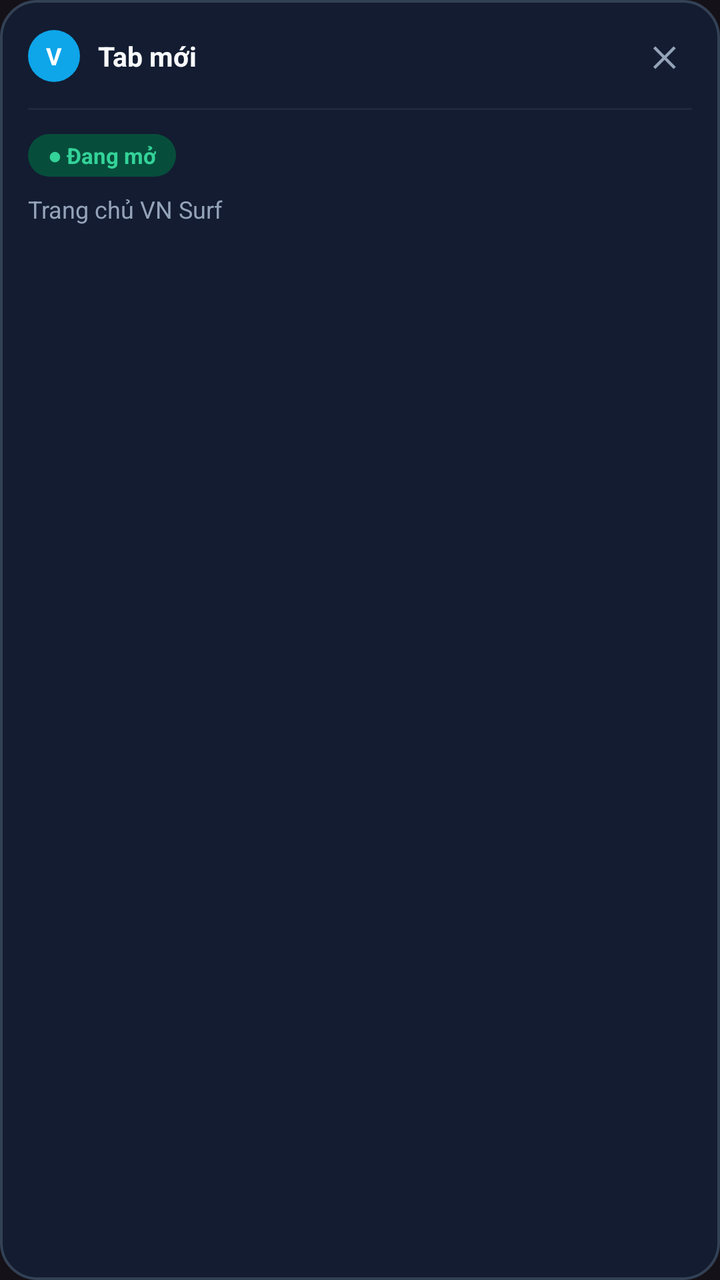
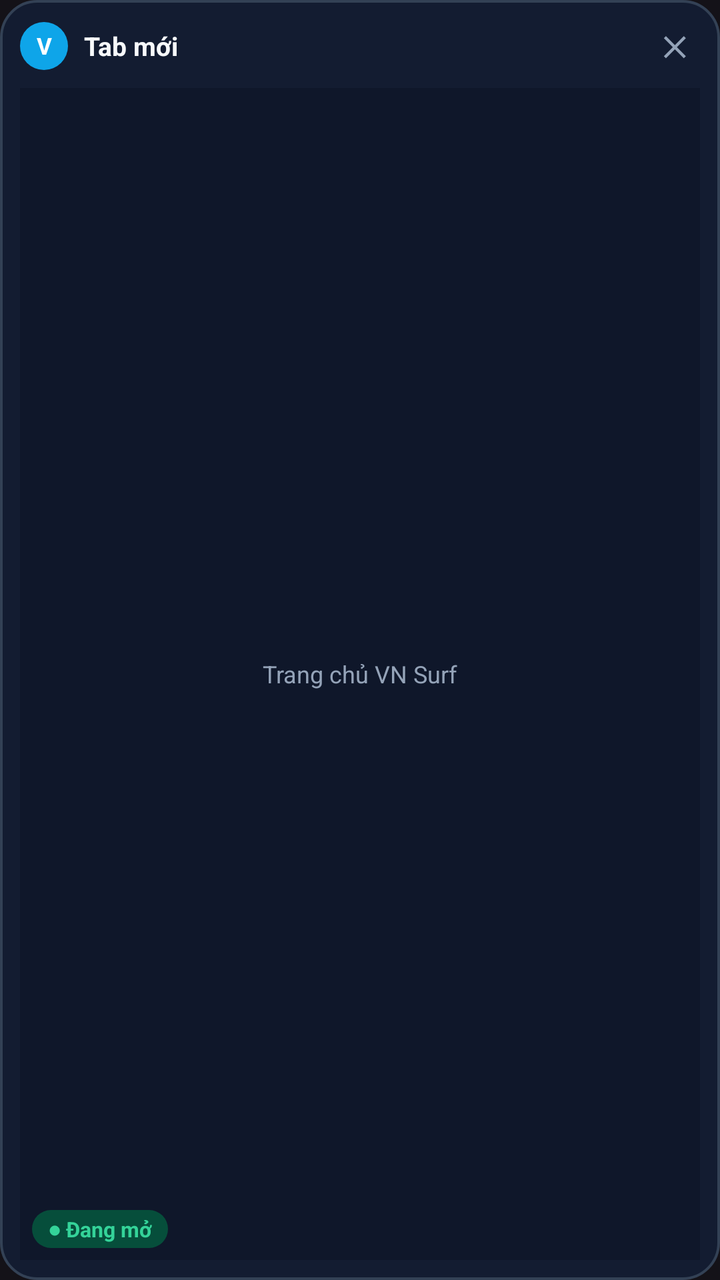

An Android layout rendered at two revisions. The XML below is the earlier revision; the diff shows what the commit changed to produce the second picture.
<!-- AndroidManifest.xml: application theme Theme.VNBrowser -->
<!-- res/layout/tab_card.xml -->
<?xml version="1.0" encoding="utf-8"?>
<LinearLayout xmlns:android="http://schemas.android.com/apk/res/android"
    android:id="@+id/tabCardRoot"
    android:layout_width="match_parent"
    android:layout_height="156dp"
    android:orientation="vertical"
    android:padding="14dp"
    android:background="@drawable/bg_tab_card_normal">

    
    <LinearLayout
        android:layout_width="match_parent"
        android:layout_height="wrap_content"
        android:orientation="horizontal"
        android:gravity="center_vertical"
        android:layout_marginBottom="12dp">

        <TextView
            android:id="@+id/tabCardIcon"
            android:layout_width="26dp"
            android:layout_height="26dp"
            android:gravity="center"
            android:text="V"
            android:textColor="#FFFFFF"
            android:textSize="12sp"
            android:textStyle="bold"
            android:background="@drawable/bg_circle_icon" />

        <TextView
            android:id="@+id/tabCardTitle"
            android:layout_width="0dp"
            android:layout_height="wrap_content"
            android:layout_weight="1"
            android:layout_marginStart="9dp"
            android:layout_marginEnd="6dp"
            android:text="Tab mới"
            android:textColor="#F8FAFC"
            android:textSize="13.5sp"
            android:textStyle="bold"
            android:singleLine="true"
            android:ellipsize="end" />

        <TextView
            android:id="@+id/tabCardClose"
            android:layout_width="28dp"
            android:layout_height="28dp"
            android:gravity="center"
            android:text="✕"
            android:textColor="#94A3B8"
            android:textSize="14sp"
            android:textStyle="bold" />
    </LinearLayout>

    
    <View
        android:layout_width="match_parent"
        android:layout_height="1dp"
        android:background="#1E293B"
        android:layout_marginBottom="12dp" />

    <TextView
        android:id="@+id/tabCardBadge"
        android:layout_width="wrap_content"
        android:layout_height="wrap_content"
        android:paddingStart="10dp"
        android:paddingEnd="10dp"
        android:paddingTop="3dp"
        android:paddingBottom="3dp"
        android:text="● Đang mở"
        android:textColor="#34D399"
        android:textSize="11sp"
        android:textStyle="bold"
        android:background="@drawable/bg_pill_badge"
        android:layout_marginBottom="8dp" />

    <TextView
        android:id="@+id/tabCardDomain"
        android:layout_width="match_parent"
        android:layout_height="wrap_content"
        android:text="Trang chủ VN Surf"
        android:textColor="#94A3B8"
        android:textSize="12sp"
        android:maxLines="2"
        android:ellipsize="end" />

</LinearLayout>
<!-- resources referenced by this layout -->
<resources>
  <!-- drawable bg_circle_icon (drawable) -->
  <?xml version="1.0" encoding="utf-8"?>
  <shape xmlns:android="http://schemas.android.com/apk/res/android" android:shape="oval">
      <solid android:color="#0EA5E9" />
  </shape>
  <!-- drawable bg_pill_badge (drawable) -->
  <?xml version="1.0" encoding="utf-8"?>
  <shape xmlns:android="http://schemas.android.com/apk/res/android" android:shape="rectangle">
      <solid android:color="#064E3B" />
      <corners android:radius="999dp" />
  </shape>
  <!-- drawable bg_tab_card_normal (drawable) -->
  <?xml version="1.0" encoding="utf-8"?>
  <shape xmlns:android="http://schemas.android.com/apk/res/android" android:shape="rectangle">
      <solid android:color="#131C31" />
      <corners android:radius="18dp" />
      <stroke android:width="1.2dp" android:color="#334155" />
  </shape>
  <style name="Theme.VNBrowser" parent="Theme.Material3.Dark.NoActionBar">
          <item name="android:statusBarColor">@android:color/transparent</item>
          <item name="android:navigationBarColor">@android:color/transparent</item>
          <item name="colorPrimary">#10B981</item>
          <item name="colorSecondary">#0EA5E9</item>
      </style>
</resources>

<!-- the commit's change to res/layout/tab_card.xml (unified diff, before → after) -->
@@ -2,9 +2,9 @@
 <LinearLayout xmlns:android="http://schemas.android.com/apk/res/android"
     android:id="@+id/tabCardRoot"
     android:layout_width="match_parent"
-    android:layout_height="156dp"
+    android:layout_height="216dp"
     android:orientation="vertical"
-    android:padding="14dp"
+    android:padding="10dp"
     android:background="@drawable/bg_tab_card_normal">
 
     
@@ -13,16 +13,16 @@
         android:layout_height="wrap_content"
         android:orientation="horizontal"
         android:gravity="center_vertical"
-        android:layout_marginBottom="12dp">
+        android:layout_marginBottom="8dp">
 
         <TextView
             android:id="@+id/tabCardIcon"
-            android:layout_width="26dp"
-            android:layout_height="26dp"
+            android:layout_width="24dp"
+            android:layout_height="24dp"
             android:gravity="center"
             android:text="V"
             android:textColor="#FFFFFF"
-            android:textSize="12sp"
+            android:textSize="11.5sp"
             android:textStyle="bold"
             android:background="@drawable/bg_circle_icon" />
 
@@ -31,56 +31,74 @@
             android:layout_width="0dp"
             android:layout_height="wrap_content"
             android:layout_weight="1"
-            android:layout_marginStart="9dp"
-            android:layout_marginEnd="6dp"
+            android:layout_marginStart="8dp"
+            android:layout_marginEnd="4dp"
             android:text="Tab mới"
             android:textColor="#F8FAFC"
-            android:textSize="13.5sp"
+            android:textSize="13sp"
             android:textStyle="bold"
             android:singleLine="true"
             android:ellipsize="end" />
 
         <TextView
             android:id="@+id/tabCardClose"
-            android:layout_width="28dp"
-            android:layout_height="28dp"
+            android:layout_width="26dp"
+            android:layout_height="26dp"
             android:gravity="center"
             android:text="✕"
             android:textColor="#94A3B8"
-            android:textSize="14sp"
+            android:textSize="13.5sp"
             android:textStyle="bold" />
     </LinearLayout>
 
     
-    <View
+    <FrameLayout
         android:layout_width="match_parent"
-        android:layout_height="1dp"
-        android:background="#1E293B"
-        android:layout_marginBottom="12dp" />
+        android:layout_height="0dp"
+        android:layout_weight="1"
+        android:background="#0F172A">
 
-    <TextView
-        android:id="@+id/tabCardBadge"
-        android:layout_width="wrap_content"
-        android:layout_height="wrap_content"
-        android:paddingStart="10dp"
-        android:paddingEnd="10dp"
-        android:paddingTop="3dp"
-        android:paddingBottom="3dp"
-        android:text="● Đang mở"
-        android:textColor="#34D399"
-        android:textSize="11sp"
-        android:textStyle="bold"
-        android:background="@drawable/bg_pill_badge"
-        android:layout_marginBottom="8dp" />
+        <ImageView
+            android:id="@+id/tabCardPreview"
+            android:layout_width="match_parent"
+            android:layout_height="match_parent"
+            android:scaleType="centerCrop" />
 
-    <TextView
-        android:id="@+id/tabCardDomain"
-        android:layout_width="match_parent"
-        android:layout_height="wrap_content"
-        android:text="Trang chủ VN Surf"
-        android:textColor="#94A3B8"
-        android:textSize="12sp"
-        android:maxLines="2"
-        android:ellipsize="end" />
+        <LinearLayout
+            android:id="@+id/tabCardFallback"
+            android:layout_width="match_parent"
+            android:layout_height="match_parent"
+            android:orientation="vertical"
+            android:gravity="center"
+            android:padding="10dp">
+
+            <TextView
+                android:id="@+id/tabCardDomain"
+                android:layout_width="match_parent"
+                android:layout_height="wrap_content"
+                android:gravity="center"
+                android:text="Trang chủ VN Surf"
+                android:textColor="#94A3B8"
+                android:textSize="12sp"
+                android:maxLines="2"
+                android:ellipsize="end" />
+        </LinearLayout>
+
+        <TextView
+            android:id="@+id/tabCardBadge"
+            android:layout_width="wrap_content"
+            android:layout_height="wrap_content"
+            android:layout_gravity="bottom|start"
+            android:layout_margin="6dp"
+            android:paddingStart="8dp"
+            android:paddingEnd="8dp"
+            android:paddingTop="2dp"
+            android:paddingBottom="2dp"
+            android:text="● Đang mở"
+            android:textColor="#34D399"
+            android:textSize="10.5sp"
+            android:textStyle="bold"
+            android:background="@drawable/bg_pill_badge" />
+    </FrameLayout>
 
 </LinearLayout>
